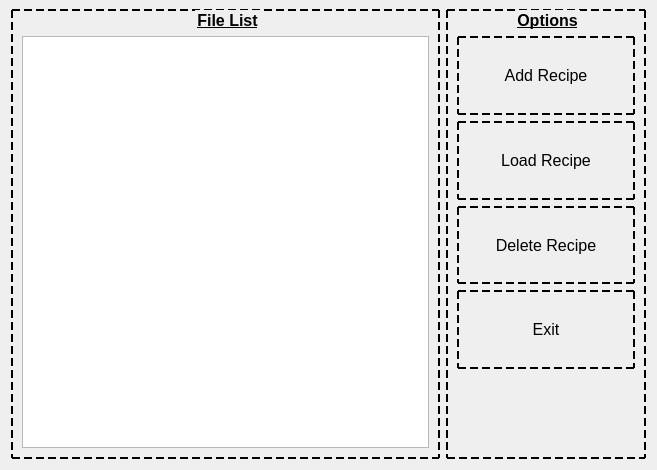
This is UI_Files/AddRecipeWindow.ui in listpplo/AtopRobo as Qt 5 draws it before an edit. The edited form follows.
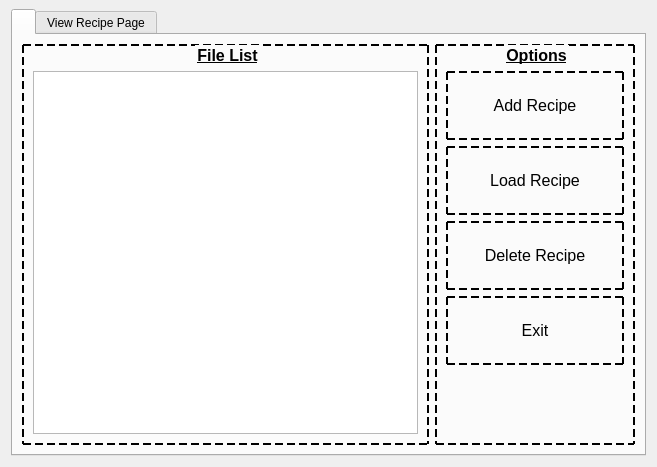
This is the edited form. Icons and pictures are not drawn.

Diff of the .ui file:
```diff
--- a/UI_Files/AddRecipeWindow.ui
+++ b/UI_Files/AddRecipeWindow.ui
@@ -7,7 +7,7 @@
     <x>0</x>
     <y>0</y>
     <width>657</width>
-    <height>470</height>
+    <height>467</height>
    </rect>
   </property>
   <property name="windowTitle">
@@ -22,6 +22,16 @@
     <number>9</number>
    </property>
    <item>
+    <widget class="QTabWidget" name="tabWidget">
+     <property name="currentIndex">
+      <number>0</number>
+     </property>
+     <widget class="QWidget" name="tabWidgetPage1" native="true">
+      <attribute name="title">
+       <string/>
+      </attribute>
+      <layout class="QHBoxLayout" name="horizontalLayout_2">
+       <item>
     <widget class="QGroupBox" name="groupBox">
      <property name="font">
       <font>
@@ -66,7 +76,7 @@
      </layout>
     </widget>
    </item>
-   <item alignment="">
+       <item>
     <widget class="QGroupBox" name="groupBox_2">
      <property name="sizePolicy">
       <sizepolicy hsizetype="Expanding" vsizetype="Preferred">
@@ -260,6 +270,15 @@
    </item>
   </layout>
  </widget>
+     <widget class="QWidget" name="tab">
+      <attribute name="title">
+       <string>View Recipe Page</string>
+      </attribute>
+     </widget>
+    </widget>
+   </item>
+  </layout>
+ </widget>
  <resources>
   <include location="assets.qrc"/>
  </resources>
```
Left out of the diff: 19 changed lines with no effect on the pictures. Lines whose indentation alone changed are shown as unchanged.
